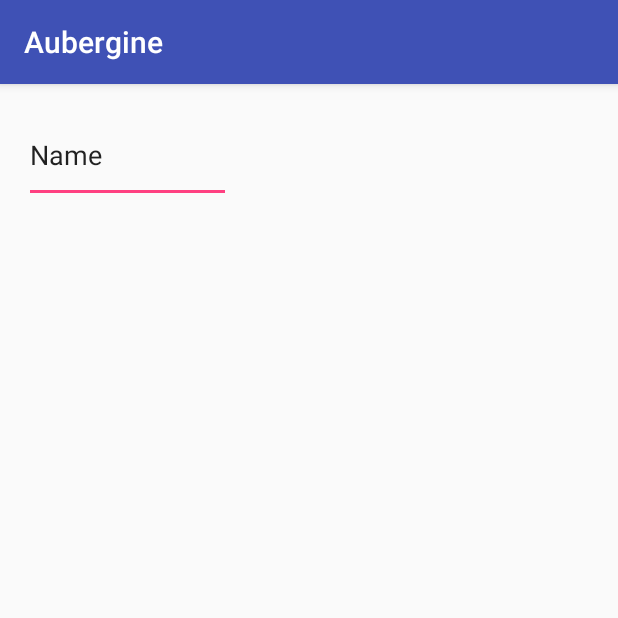
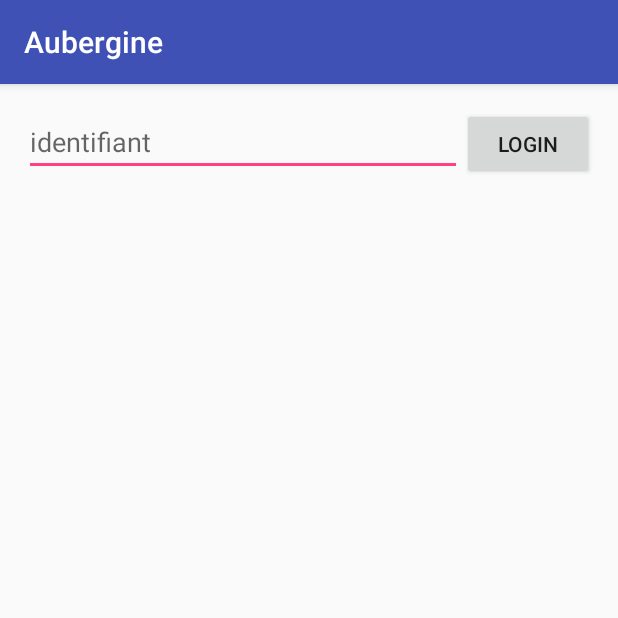
Before and after one commit to floppyflop2/AubergineAdmin, an Android app: the screen it shows after launch (MainActivity), on a phone screen of 412 x 824 dp, the top half of it. Run offline under Robolectric (Android 15) with nearby library versions, the phone set to English and light mode, and no system bars.

```diff
--- a/app/src/main/AndroidManifest.xml
+++ b/app/src/main/AndroidManifest.xml
@@ -8,7 +8,7 @@
         android:label="@string/app_name"
         android:supportsRtl="true"
         android:theme="@style/AppTheme">
-        <activity android:name=".MainActivity">
+        <activity android:name=".View.MainActivity">
             <intent-filter>
                 <action android:name="android.intent.action.MAIN" />
 
--- /dev/null
+++ b/app/src/main/java/com/example/florian/aubergine/Controller/UserController.java
@@ -0,0 +1,14 @@
+package com.example.florian.aubergine.Controller;
+
+import com.example.florian.aubergine.Model.UtilisateurModel;
+
+/**
+ * Created by Florian on 06/02/2017.
+ */
+
+public interface UserController {
+
+    public UtilisateurModel login();
+
+
+}
--- /dev/null
+++ b/app/src/main/java/com/example/florian/aubergine/View/MainActivity.java
@@ -0,0 +1,38 @@
+package com.example.florian.aubergine.View;
+
+import android.support.v7.app.AppCompatActivity;
+import android.os.Bundle;
+import android.view.View;
+import android.widget.Button;
+import android.widget.TextView;
+
+import com.example.florian.aubergine.Controller.UserController;
+import com.example.florian.aubergine.Model.UtilisateurModel;
+import com.example.florian.aubergine.R;
+
+public class MainActivity extends AppCompatActivity {
+
+    UtilisateurModel mModel;
+    UserController cController;
+
+    @Override
+    protected void onCreate(Bundle savedInstanceState) {
+        super.onCreate(savedInstanceState);
+        setContentView(R.layout.activity_main);
+    }
+
+    public void login(){
+       findViewById(R.id.loginButton).setOnClickListener(new View.OnClickListener() {
+           @Override
+           public void onClick(View view) {
+               TextView txtV = (TextView)findViewById(R.id.identifiant) ;
+               String authLogin = txtV.getText().toString();
+               UtilisateurModel uM = cController.login();
+
+           }
+
+
+       });
+
+    }
+}
--- /dev/null
+++ b/app/src/main/res/Menu/Login.xml
@@ -0,0 +1,6 @@
+<?xml version="1.0" encoding="utf-8"?>
+<resources>
+
+
+
+</resources>
--- a/app/src/main/res/layout/activity_main.xml
+++ b/app/src/main/res/layout/activity_main.xml
@@ -8,22 +8,25 @@
     android:paddingLeft="@dimen/activity_horizontal_margin"
     android:paddingRight="@dimen/activity_horizontal_margin"
     android:paddingTop="@dimen/activity_vertical_margin"
-    tools:context="com.example.florian.aubergine.MainActivity">
+    tools:context="com.example.florian.aubergine.View.MainActivity">
 
-    <GridLayout
+    <LinearLayout
+        android:orientation="horizontal"
         android:layout_width="match_parent"
         android:layout_height="match_parent"
         android:layout_alignParentTop="true"
         android:layout_alignParentStart="true">
+        <EditText android:id="@+id/identifiant"
+            android:layout_weight="1"
+            android:layout_width="0dp"
+            android:layout_height="wrap_content"
+            android:hint="identifiant" />
+        <Button
+            android:id="@+id/loginButton"
+            android:layout_width="wrap_content"
+            android:layout_height="wrap_content"
+            android:text="login" />
+    </LinearLayout>
 
-        <EditText
-            android:layout_width="138dp"
-            android:layout_height="63dp"
-            android:inputType="textPersonName"
-            android:text="Name"
-            android:ems="10"
-            android:id="@+id/editText"
-            android:layout_row="0"
-            android:layout_column="0" />
-    </GridLayout>
+
 </RelativeLayout>
```
Also changed, not shown: app/src/main/java/Builder.java (added, +30 -0 lines), app/src/main/java/com/example/florian/aubergine/Controller/UserControllerImplementation.java (added, +17 -0 lines), app/src/main/java/com/example/florian/aubergine/HTTPUtils.java (added, +149 -0 lines), app/src/main/java/com/example/florian/aubergine/MainActivity.java (deleted, +0 -13 lines), app/src/main/java/com/example/florian/aubergine/Model/DalCommunication.java (added, +11 -0 lines), app/src/main/java/com/example/florian/aubergine/Model/UtilisateurModel.java (added, +27 -0 lines).
